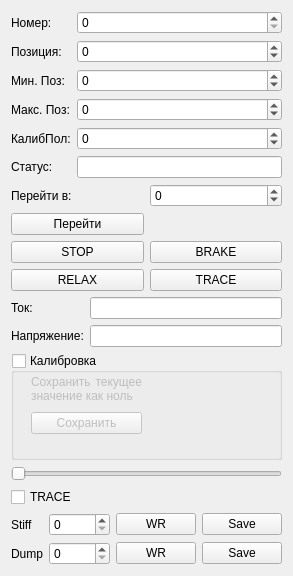
Old version of the form Widgets/DriverControllerWidget.ui in the repository AlexanderMokhov/AR-600Controller.
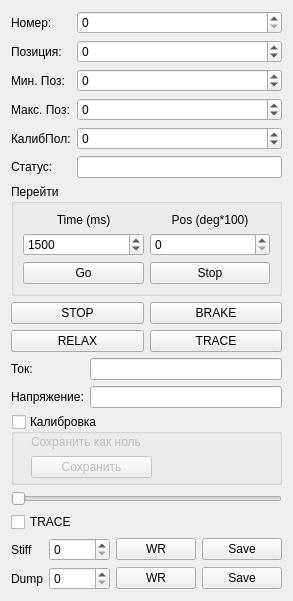
New version of the form.

The edit to the form file:
```diff
--- a/Widgets/DriverControllerWidget.ui
+++ b/Widgets/DriverControllerWidget.ui
@@ -6,14 +6,14 @@
    <rect>
     <x>0</x>
     <y>0</y>
-    <width>188</width>
-    <height>576</height>
+    <width>270</width>
+    <height>601</height>
    </rect>
   </property>
   <property name="windowTitle">
    <string>Form</string>
   </property>
-  <layout class="QVBoxLayout" name="verticalLayout_4">
+  <layout class="QVBoxLayout" name="verticalLayout_5">
    <item>
     <layout class="QGridLayout" name="gridLayout_2">
      <item row="0" column="0">
@@ -111,32 +111,64 @@
     </layout>
    </item>
    <item>
-    <layout class="QGridLayout" name="gridLayout_4">
-     <item row="1" column="0">
-      <widget class="QPushButton" name="ButtonPosSet">
-       <property name="text">
+    <widget class="QGroupBox" name="groupBox">
+     <property name="title">
         <string>Перейти</string>
        </property>
-      </widget>
-     </item>
+     <layout class="QVBoxLayout" name="verticalLayout_4">
+      <item>
+       <layout class="QGridLayout" name="gridLayout_4">
      <item row="0" column="0">
       <widget class="QLabel" name="label_7">
        <property name="text">
-        <string>Перейти в:</string>
+           <string>Time (ms)</string>
+          </property>
+          <property name="alignment">
+           <set>Qt::AlignCenter</set>
        </property>
       </widget>
      </item>
      <item row="0" column="1">
-      <widget class="QSpinBox" name="spinPosSet">
-       <property name="minimum">
-        <number>-100000</number>
-       </property>
+         <widget class="QLabel" name="label_13">
+          <property name="text">
+           <string>Pos (deg*100)</string>
+          </property>
+          <property name="alignment">
+           <set>Qt::AlignCenter</set>
+          </property>
+         </widget>
+        </item>
+        <item row="1" column="0">
+         <widget class="QSpinBox" name="spinTimeToGo">
        <property name="maximum">
-        <number>100000</number>
-       </property>
-      </widget>
-     </item>
-    </layout>
+           <number>10000</number>
+          </property>
+          <property name="value">
+           <number>1500</number>
+          </property>
+         </widget>
+        </item>
+        <item row="1" column="1">
+         <widget class="QSpinBox" name="spinPosToGo"/>
+        </item>
+        <item row="2" column="0">
+         <widget class="QPushButton" name="ButtonGoToPos">
+          <property name="text">
+           <string>Go</string>
+          </property>
+         </widget>
+        </item>
+        <item row="2" column="1">
+         <widget class="QPushButton" name="ButtonStopGoToPos">
+          <property name="text">
+           <string>Stop</string>
+          </property>
+         </widget>
+        </item>
+       </layout>
+      </item>
+     </layout>
+    </widget>
    </item>
    <item>
     <layout class="QGridLayout" name="gridLayout_3">
@@ -232,15 +264,15 @@
          <rect>
           <x>20</x>
           <y>20</y>
-          <width>111</width>
-          <height>61</height>
+          <width>121</width>
+          <height>44</height>
          </rect>
         </property>
         <layout class="QVBoxLayout" name="verticalLayout">
          <item>
           <widget class="QLabel" name="label_10">
            <property name="text">
-            <string>&lt;html&gt;&lt;head/&gt;&lt;body&gt;&lt;p align=&quot;justify&quot;&gt;Сохранить текущее значение как ноль&lt;/p&gt;&lt;/body&gt;&lt;/html&gt;</string>
+            <string>&lt;html&gt;&lt;head/&gt;&lt;body&gt;&lt;p align=&quot;justify&quot;&gt;Сохранить как ноль&lt;/p&gt;&lt;/body&gt;&lt;/html&gt;</string>
            </property>
            <property name="scaledContents">
             <bool>false</bool>
```
Lines whose indentation alone changed are shown as unchanged.
